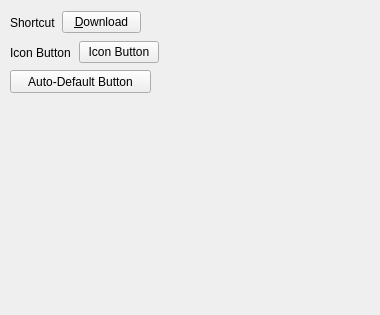
Above: LearnWidgets/LearnQPushButton/widget.ui from SolarAA-11/LearnQt before the change. Below: the same form after it.
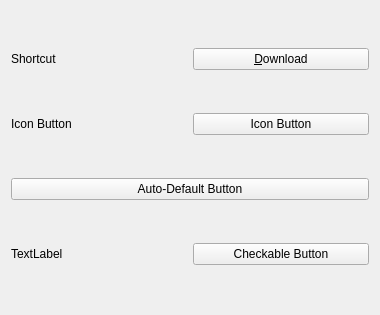
That is the form after the change.

Commit message: Learn QPushButton and QWidget

The edit to the form file:
```diff
--- a/LearnWidgets/LearnQPushButton/widget.ui
+++ b/LearnWidgets/LearnQPushButton/widget.ui
@@ -13,31 +13,8 @@
   <property name="windowTitle">
    <string>Widget</string>
   </property>
-  <widget class="QPushButton" name="pushButton_2">
-   <property name="geometry">
-    <rect>
-     <x>10</x>
-     <y>70</y>
-     <width>141</width>
-     <height>23</height>
-    </rect>
-   </property>
-   <property name="text">
-    <string>Auto-Default Button</string>
-   </property>
-   <property name="autoDefault">
-    <bool>true</bool>
-   </property>
-  </widget>
-  <widget class="QWidget" name="">
-   <property name="geometry">
-    <rect>
-     <x>10</x>
-     <y>10</y>
-     <width>131</width>
-     <height>25</height>
-    </rect>
-   </property>
+  <layout class="QVBoxLayout" name="verticalLayout">
+   <item>
    <layout class="QHBoxLayout" name="horizontalLayout">
     <item>
      <widget class="QLabel" name="label">
@@ -54,16 +31,8 @@
      </widget>
     </item>
    </layout>
-  </widget>
-  <widget class="QWidget" name="">
-   <property name="geometry">
-    <rect>
-     <x>10</x>
-     <y>40</y>
-     <width>149</width>
-     <height>25</height>
-    </rect>
-   </property>
+   </item>
+   <item>
    <layout class="QHBoxLayout" name="horizontalLayout_2">
     <item>
      <widget class="QLabel" name="label_2">
@@ -80,7 +49,39 @@
      </widget>
     </item>
    </layout>
-  </widget>
+   </item>
+   <item>
+    <widget class="QPushButton" name="pushButton_2">
+     <property name="text">
+      <string>Auto-Default Button</string>
+     </property>
+     <property name="autoDefault">
+      <bool>true</bool>
+     </property>
+    </widget>
+   </item>
+   <item>
+    <layout class="QHBoxLayout" name="horizontalLayout_3">
+     <item>
+      <widget class="QLabel" name="checkableButton">
+       <property name="text">
+        <string>TextLabel</string>
+       </property>
+      </widget>
+     </item>
+     <item>
+      <widget class="QPushButton" name="pushButton_3">
+       <property name="text">
+        <string>Checkable Button</string>
+       </property>
+       <property name="checkable">
+        <bool>true</bool>
+       </property>
+      </widget>
+     </item>
+    </layout>
+   </item>
+  </layout>
  </widget>
  <resources/>
  <connections/>
```
Lines whose indentation alone changed are shown as unchanged. The commit also changes 8 other files.
